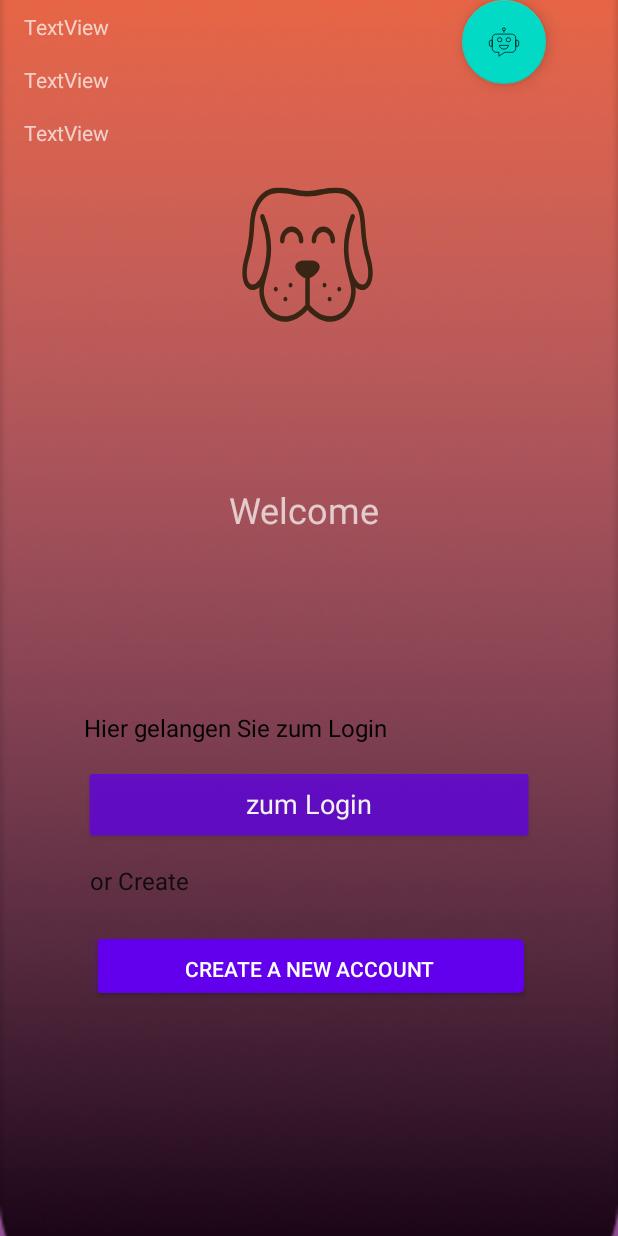
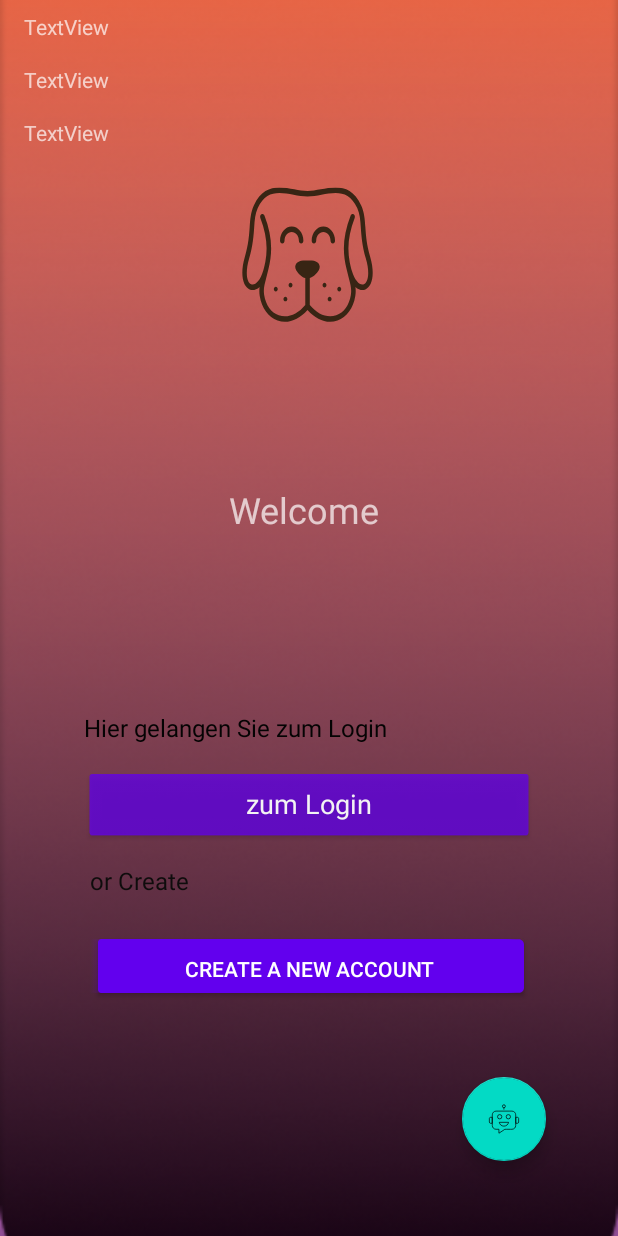
Before and after one commit to AppNewbie86/einfachtierisch, an Android app: the fragment DetailFragment placed in its activity, on a phone screen of 412 x 824 dp. Run offline under Robolectric (Android 15) with nearby library versions, the phone set to English and light mode, and no system bars; our stand-ins replace Firebase (no records; nobody signed in at launch, a user with empty details on screens opened directly), data binding, navigation-ui; Roboto replaces fonts that are not available here; 2 statements that could not run were skipped.

Commit message:
User Flow Schnuppertage vereinbaren fertig gestellt

```diff
--- a/app/src/main/java/com/modul3/einfachtierisch/adapter/MessageAdapter.kt
+++ b/app/src/main/java/com/modul3/einfachtierisch/adapter/MessageAdapter.kt
@@ -10,11 +10,12 @@ import androidx.recyclerview.widget.RecyclerView
 import com.modul3.einfachtierisch.R
 import com.modul3.einfachtierisch.data.models.Message
 
+
 class MessageAdapter() : RecyclerView.Adapter<MessageAdapter.ItemViewHolder>() {
 
     private var dataset = listOf<Message>()
 
-    fun submitList(list: MutableList<Message>) {
+    fun submitList(list: List<Message>) {
         Log.d("MessageAdapter", "Adapter BANG")
         dataset = list
         notifyItemInserted(0)
--- a/app/src/main/java/com/modul3/einfachtierisch/data/Repository.kt
+++ b/app/src/main/java/com/modul3/einfachtierisch/data/Repository.kt
@@ -11,7 +11,7 @@ import com.modul3.einfachtierisch.remote.DogApi
 class Repository(private val api: DogApi) {
 
     // Die Variable contactList ruft einmal die Funktion loadContacts() auf und speichert das Ergebnis
-    private val _contactList = MutableLiveData<List<Contact>>(loadContacts())
+    private val _contactList = MutableLiveData<List<Contact>>(loadContacts() as List<Contact>?)
     val contactList: LiveData<List<Contact>>
         get() = _contactList
 
@@ -35,19 +35,20 @@ class Repository(private val api: DogApi) {
      * Jedes Contact Objekt enthält die Informationen für den Namen und
      * die Bild Ressource und eine leere veränderliche Liste
      */
+
     private fun loadContacts(): List<Contact> {
         return listOf(
-            Contact("Brad", R.drawable.baxter, mutableListOf()),
-            Contact("Emma", R.drawable.american, mutableListOf()),
-            Contact("Jennifer", R.drawable.sales, mutableListOf()),
-            Contact("Johnny", R.drawable.sourcer, mutableListOf()),
-            Contact("Keanu", R.drawable.square, mutableListOf()),
+            Contact("Brad", R.drawable.sourcer, mutableListOf()),
+            Contact("Emma", R.drawable.sales, mutableListOf()),
+            Contact("Jennifer", R.drawable.square, mutableListOf()),
+            Contact("Johnny", R.drawable.american, mutableListOf()),
 
-            )
+        )
     }
 
 
-}
+
+
 
 fun loadHotStuff(): List<HotStuff> {
 
@@ -95,4 +96,4 @@ fun loadHotStuff(): List<HotStuff> {
             "auchtung achtung!\nDie fressen dich"
         ),
     )
-}
+}}
--- a/app/src/main/java/com/modul3/einfachtierisch/data/models/Contact.kt
+++ b/app/src/main/java/com/modul3/einfachtierisch/data/models/Contact.kt
@@ -1,7 +1,7 @@
 package com.modul3.einfachtierisch.data.models
 
 /**
- * Diese Data Klasse steht für einen einzelnen Kontakt im ContactFragment
+ * Diese Data Klasse steht für einen einzelnen Kontakt im HomeFragment
  * @param name der Name des Kontakts
  * @param imageResId die resource ID des Bildes des Kontakts
  * @param chatHistory eine Liste aus Message Objekten, in der der Chat Verlauf gespeichert ist
@@ -9,5 +9,5 @@ package com.modul3.einfachtierisch.data.models
 data class Contact(
     val name: String,
     val imageResId: Int,
-    val chatHistory: MutableList<Message> // Liste aus Message Objekten
+    val chatHistory: MutableList<Message>
 )
--- a/app/src/main/java/com/modul3/einfachtierisch/ui/chat/ChatFragment.kt
+++ b/app/src/main/java/com/modul3/einfachtierisch/ui/chat/ChatFragment.kt
@@ -15,7 +15,6 @@ import androidx.navigation.fragment.findNavController
 import com.modul3.einfachtierisch.MainViewModel
 import com.modul3.einfachtierisch.adapter.MessageAdapter
 import com.modul3.einfachtierisch.databinding.FragmentChatBinding
-
 
 class ChatFragment : Fragment() {
 
--- a/app/src/main/res/layout/fragment_chat.xml
+++ b/app/src/main/res/layout/fragment_chat.xml
@@ -44,8 +44,8 @@
             android:layout_height="wrap_content"
             android:layout_margin="8dp"
             style="@style/Widget.MaterialComponents.TextInputLayout.OutlinedBox"
-            app:boxStrokeColor="@color/common_google_signin_btn_text_light"
-            app:hintTextColor="@color/common_google_signin_btn_text_dark_pressed"
+            app:boxStrokeColor="@color/black"
+            app:hintTextColor="@color/black"
             app:layout_constraintBottom_toBottomOf="parent"
             app:layout_constraintEnd_toStartOf="@+id/btnSend"
             app:layout_constraintStart_toStartOf="parent">
@@ -67,7 +67,7 @@
             android:layout_marginEnd="8dp"
             android:adjustViewBounds="true"
             android:scaleType="centerInside"
-            android:src="@drawable/ic_baseline_send_24"
+            android:src="@drawable/ic_send"
             app:layout_constraintBottom_toBottomOf="@+id/textInputLayout"
             app:layout_constraintEnd_toEndOf="parent" />
 
--- a/app/src/main/res/layout/fragment_contact.xml
+++ b/app/src/main/res/layout/fragment_contact.xml
@@ -15,13 +15,13 @@
             android:id="@+id/home_toolbar"
             android:layout_width="0dp"
             android:layout_height="wrap_content"
-            android:background="#E8E7E7"
+            android:background="@color/black"
             app:layout_constraintEnd_toEndOf="parent"
             app:layout_constraintStart_toStartOf="parent"
             app:layout_constraintTop_toTopOf="parent"
             app:title="ChatWithMe"
             app:titleCentered="true"
-            app:titleTextColor="@color/cardview_light_background" />
+            app:titleTextColor="@color/black" />
 
         <androidx.recyclerview.widget.RecyclerView
             android:id="@+id/rvContacts"
--- a/app/src/main/res/layout/fragment_detail.xml
+++ b/app/src/main/res/layout/fragment_detail.xml
@@ -47,11 +47,12 @@
             android:layout_width="wrap_content"
             android:layout_height="wrap_content"
             android:layout_marginEnd="48dp"
+            android:layout_marginBottom="50dp"
             android:clickable="true"
             android:tooltipText="Schnuppertage vereinbaren"
+            app:layout_constraintBottom_toBottomOf="parent"
             app:layout_constraintEnd_toEndOf="parent"
-            app:srcCompat="@drawable/chatbot"
-            tools:layout_editor_absoluteY="323dp" />
+            app:srcCompat="@drawable/chatbot" />
 
     </androidx.constraintlayout.widget.ConstraintLayout>
 
--- a/app/src/main/res/layout/list_item_message.xml
+++ b/app/src/main/res/layout/list_item_message.xml
@@ -16,7 +16,7 @@
         android:clickable="true"
         android:focusable="true"
         android:minHeight="48dp"
-        app:cardBackgroundColor="#FF9800"
+        app:cardBackgroundColor="?attr/colorSecondary"
         app:cardCornerRadius="5dp"
         app:cardElevation="5dp"
         app:contentPadding="8dp">
--- a/app/src/main/res/layout/notifications_item.xml
+++ b/app/src/main/res/layout/notifications_item.xml
@@ -16,7 +16,7 @@
         app:layout_constraintTop_toTopOf="parent">
 
         <androidx.constraintlayout.widget.ConstraintLayout
-            android:id="@+id/clContact"
+            android:id="@+id/contactCard"
             android:layout_width="match_parent"
             android:layout_height="match_parent">
 
--- a/app/src/main/res/values/strings.xml
+++ b/app/src/main/res/values/strings.xml
@@ -24,4 +24,5 @@
     <string name="enter_your_password">enter_your_password</string>
     <string name="email_phone_no">email_phone_no</string>
     <string name="News">News</string>
+    <string name="send">send</string>
 </resources>
```
Also changed, not shown: app/src/main/java/com/modul3/einfachtierisch/MainViewModel.kt (+30 -4 lines), app/src/main/java/com/modul3/einfachtierisch/adapter/ContactAdapter.kt (+11 -1 lines), app/src/main/java/com/modul3/einfachtierisch/data/models/TipDesTages.kt (added, +18 -0 lines), app/src/main/java/com/modul3/einfachtierisch/ui/contact/ContactFragment.kt (+5 -29 lines), app/src/main/java/com/modul3/einfachtierisch/ui/detail/DetailFragment.kt (+12 -2 lines), app/src/main/res/layout/list_item_contact.xml (+8 -8 lines).
